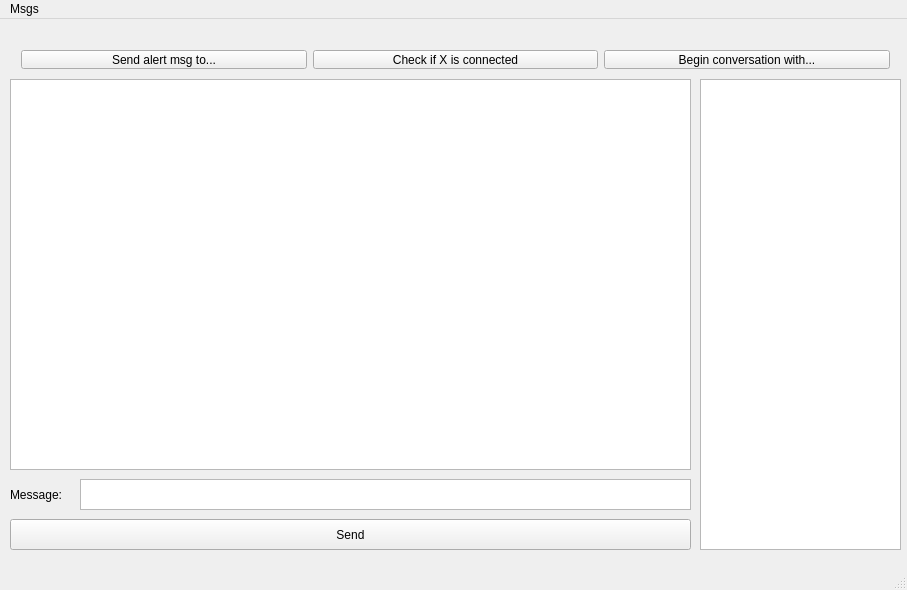
Before: the Qt Designer form cpp_client/mainwindow.ui in macklo/EDCS, drawn with Qt 5.
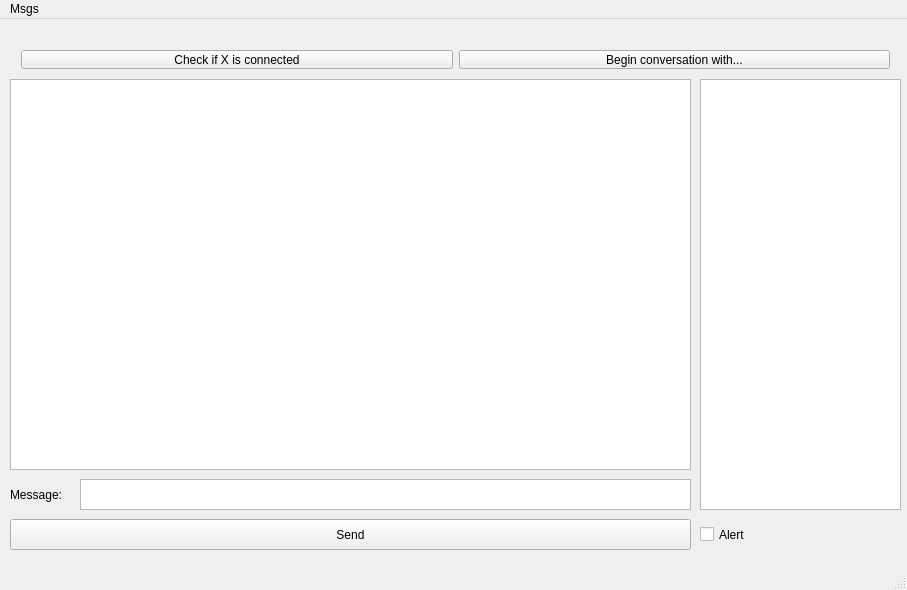
After: the same form once the commit is applied.

```diff
--- a/cpp_client/mainwindow.ui
+++ b/cpp_client/mainwindow.ui
@@ -70,13 +70,6 @@
      </rect>
     </property>
     <layout class="QHBoxLayout" name="horizontalLayout">
-     <item>
-      <widget class="QPushButton" name="pushButton_2">
-       <property name="text">
-        <string>Send alert msg to...</string>
-       </property>
-      </widget>
-     </item>
      <item>
       <widget class="QPushButton" name="pushButton_3">
        <property name="text">
@@ -99,10 +92,23 @@
       <x>700</x>
       <y>60</y>
       <width>201</width>
-      <height>471</height>
+      <height>431</height>
      </rect>
     </property>
    </widget>
+   <widget class="QCheckBox" name="checkBox">
+    <property name="geometry">
+     <rect>
+      <x>700</x>
+      <y>500</y>
+      <width>201</width>
+      <height>31</height>
+     </rect>
+    </property>
+    <property name="text">
+     <string>Alert</string>
+    </property>
+   </widget>
   </widget>
   <widget class="QMenuBar" name="menuBar">
    <property name="geometry">
```
